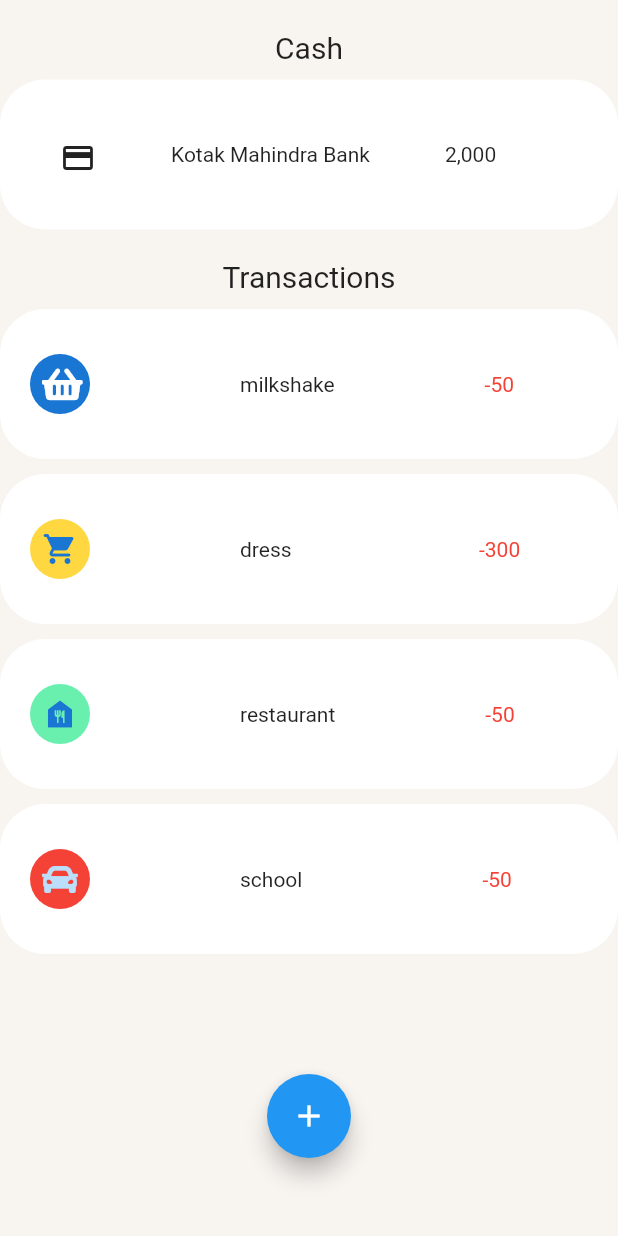
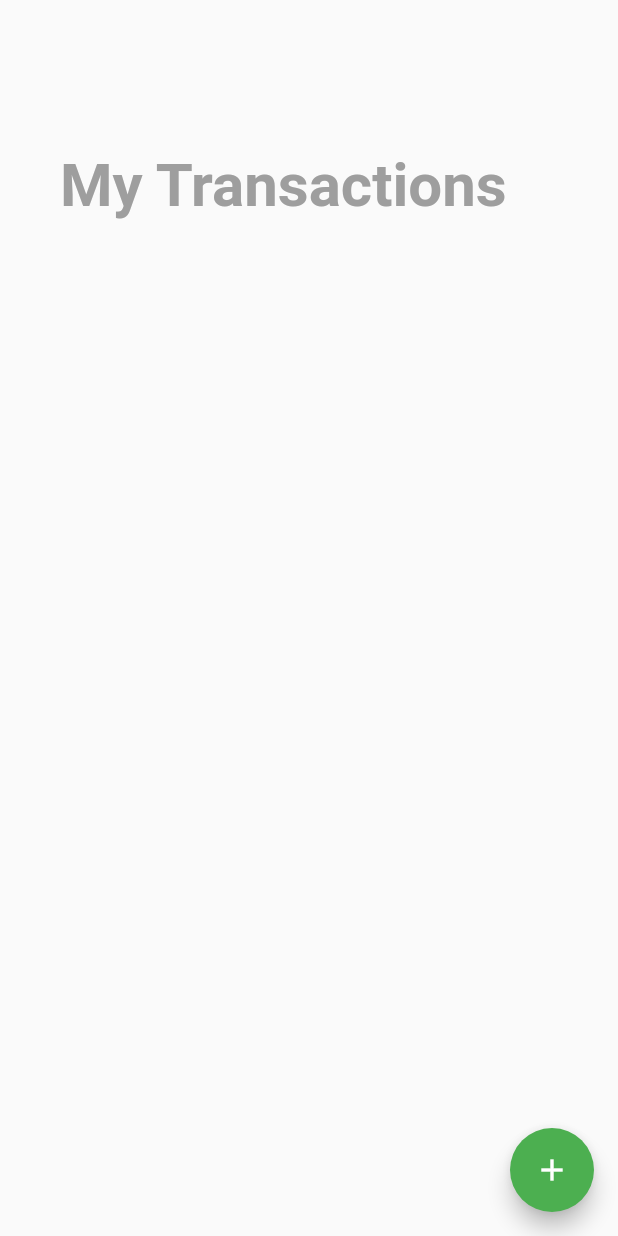
Before and after one commit to abhinavuppu7/cashflow, a Flutter app: the screen it shows after launch, on a phone screen of 412 x 824 dp. Run offline on Flutter 3.47's test engine with Material 2 defaults, Android fonts, the phone set to English and light mode, and no system bars; our stand-ins replace sqflite; accounts and stored records are empty.

```diff
--- a/lib/Homescreen.dart
+++ /dev/null
@@ -1,212 +0,0 @@
-import 'package:flutter/material.dart';
-import 'package:flutter/cupertino.dart';
-import 'package:font_awesome_flutter/font_awesome_flutter.dart';
-class Homescreen extends StatelessWidget {
-  @override
-  Widget build(BuildContext context) {
-    return Scaffold(
-      backgroundColor:Color(0xFFf8f5f1),
-    body: Container(
-     margin: EdgeInsets.only(top: 20),
-    child: Column(
-
-
-
-      children: <Widget>[
-        Text('Cash',
-          style: TextStyle(
-            fontSize: 20,
-
-          ),
-
-        ),
-       SizedBox(height: 10,),
-        Container(
-          height: 100,
-          decoration: BoxDecoration(
-            borderRadius: BorderRadius.circular(30),
-            color:Colors.white,
-
-          ),
-
-          child:Padding(
-
-            padding: const EdgeInsets.all(40.0),
-            child: Row(
-
-
-              children: <Widget>[
-                Icon(Icons.credit_card_outlined
-                ),
-                SizedBox(width:50),
-                Text('Kotak Mahindra Bank'),
-                SizedBox(width:50),
-
-                Text('2,000')
-              ],
-            ),
-          ),
-
-        ),
-        SizedBox(height: 20,),
-        Text('Transactions',
-          style: TextStyle(
-            fontSize: 20,
-
-          ),
-
-        ),
-        //transctions
-        SizedBox(height: 10,),
-        Container(
-          height: 100,
-           decoration: BoxDecoration(
-             borderRadius: BorderRadius.circular(30),
-             color: Colors.white,
-           ),
-          child: Padding(
-            padding: const EdgeInsets.all(20.0),
-            child: Row(
-
-              children: <Widget>[
-               CircleAvatar(
-                   child: Icon(FontAwesomeIcons.shoppingBasket)),
-                SizedBox(width:100),
-                   Text('milkshake',
-
-                   style:TextStyle(
-
-                   ),),
-                SizedBox(width:100),
-                   Text('-50',style: TextStyle(
-                     color: Colors.red,
-                   ),)
-
-
-
-
-              ],
-
-
-            ),
-          ),
-
-        ),
-        SizedBox(height: 10,),
-        Container(
-          height: 100,
-          decoration: BoxDecoration(
-            borderRadius: BorderRadius.circular(30),
-            color: Colors.white,
-          ),
-          child: Padding(
-            padding: const EdgeInsets.all(20.0),
-            child: Row(
-
-              children: <Widget>[
-                CircleAvatar(backgroundColor: Colors.amberAccent,
-                    child: Icon(Icons.shopping_cart_rounded)),
-                SizedBox(width:100),
-                Text('dress',
-
-                  style:TextStyle(
-
-                  ),),
-                SizedBox(width:125),
-                Text('-300',style: TextStyle(
-                  color: Colors.red,
-                ),)
-
-
-
-
-              ],
-
-
-            ),
-          ),
-
-        ),
-        SizedBox(height: 10,),
-        Container(
-          height: 100,
-          decoration: BoxDecoration(
-            borderRadius: BorderRadius.circular(30),
-            color: Colors.white,
-          ),
-          child: Padding(
-            padding: const EdgeInsets.all(20.0),
-            child: Row(
-
-              children: <Widget>[
-                CircleAvatar(backgroundColor: Colors.greenAccent,
-                    child: Icon(Icons.food_bank_sharp)),
-                SizedBox(width:100),
-                Text('restaurant',
-
-                  style:TextStyle(
-
-                  ),),
-                SizedBox(width:100),
-                Text('-50',style: TextStyle(
-                  color: Colors.red,
-                ),)
-
-
-
-
-              ],
-
-
-            ),
-          ),
-
-        ),
-        SizedBox(height: 10,),
-        Container(
-          height: 100,
-          decoration: BoxDecoration(
-            borderRadius: BorderRadius.circular(30),
-            color: Colors.white,
-          ),
-          child: Padding(
-            padding: const EdgeInsets.all(20.0),
-            child: Row(
-
-              children: <Widget>[
-                CircleAvatar(backgroundColor: Colors.red,
-                    child: Icon(FontAwesomeIcons.car
-                    )),
-                SizedBox(width:100),
-                Text('school',
-
-                  style:TextStyle(
-
-                  ),),
-                SizedBox(width:120),
-                Text('-50',style: TextStyle(
-                  color: Colors.red,
-                ),)
-
-
-
-
-              ],
-
-
-            ),
-          ),
-
-        ),
-    SizedBox(height:80),
-    FloatingActionButton(
-     child: Icon(Icons.add),
-
-    ),
-      ],
-    ),
-
-    ),
-    );
-  }
-}
--- /dev/null
+++ b/lib/datamodels/tranasactionmodel.dart
@@ -0,0 +1,42 @@
+
+
+
+class Transactions{
+  static  String table="transactions";
+  int id;
+
+  String transactiontype;
+
+  int amount;
+
+  Transactions ({this.amount,this.transactiontype});
+ Transactions.WithID({this.id,this.amount,this.transactiontype});
+
+ factory Transactions.fromMap(Map<String,dynamic>map){
+   return Transactions.WithID(
+     id: map['id'],
+     transactiontype: map['transactiontype'],
+     amount: map['amount'],
+   );
+
+  }
+
+//   Transactions.fromMap(Map<String,dynamic>map){
+//    id=map[DataBaseConnection.COLUMN_ID];
+//    amount=map[DataBaseConnection.COLUMN_AMOUNT];
+// transactiontype=map[DataBaseConnection.COLUMN_TRANSACTIONTYPE];
+//
+//   }
+  Map<String, dynamic> toMap() {
+    final map=Map<String,dynamic>();
+    if(id!=null)
+      map['id']=id;
+
+    map['transactiontype']=transactiontype;
+    map['amount']=amount;
+    return map;
+  }
+
+
+
+}
--- a/lib/main.dart
+++ b/lib/main.dart
@@ -1,5 +1,5 @@
 import 'package:flutter/material.dart';
-import 'package:cashflow/Homescreen.dart';
+import 'file:///C:/Users/ABHINAV/AndroidStudioProjects/cashflow/lib/screens/Homescreen.dart';
 void main() {
   runApp(MyApp());
 }
@@ -10,6 +10,9 @@ class MyApp extends StatelessWidget {
   Widget build(BuildContext context) {
     return MaterialApp(
      debugShowCheckedModeBanner: false,
+      theme: ThemeData(
+        primarySwatch: Colors.green,
+      ),
 
       home: Homescreen(),
     );
--- /dev/null
+++ b/lib/screens/Homescreen.dart
@@ -0,0 +1,118 @@
+
+
+import 'package:cashflow/screens/AddTransaction.dart';
+import 'package:flutter/material.dart';
+import 'package:flutter/cupertino.dart';
+
+import 'package:cashflow/helpers/database_connection.dart';
+import 'package:cashflow/datamodels/tranasactionmodel.dart';
+
+class Homescreen extends StatefulWidget {
+  @override
+  _HomescreenState createState() => _HomescreenState();
+}
+
+class _HomescreenState extends State<Homescreen> {
+  Future<List<Transactions>> _transactionList;
+@override
+  void initState() {
+    // TODO: implement initState
+    super.initState();
+    _UpdateTransactionList();
+
+  }
+  _UpdateTransactionList()
+
+  {
+    setState(() {
+      _transactionList=DataBaseConnection.instance.getTransactions();
+
+    });
+
+
+  }
+
+  Widget _buildTransaction(Transactions transaction){
+    return Padding(
+      padding: EdgeInsets.symmetric(horizontal: 25.0),
+      child: ListTile(
+        title: Text(transaction.transactiontype),
+        trailing: Text('${transaction.amount}'),
+onTap: (){
+          Navigator.push(context,MaterialPageRoute(builder:(_)=>AddTransaction(
+            UpdateTransactionList:_UpdateTransactionList,
+              transaction:transaction,
+          )
+          ));
+},
+      ),
+    );
+  }
+
+  @override
+
+  Widget build(BuildContext context) {
+    return Scaffold(
+      floatingActionButton: FloatingActionButton(
+        backgroundColor: Theme.of(context).primaryColor,
+        child: Icon(
+          Icons.add,
+
+        ),
+      onPressed: () {
+          Navigator.push(context, MaterialPageRoute(builder:(context){
+            return AddTransaction(
+              UpdateTransactionList: _UpdateTransactionList,
+
+            );
+          }));
+
+      }
+      ),
+      body: FutureBuilder(
+        future: _transactionList,
+        builder: (context,snapshot) {
+          if(!snapshot.hasData)
+            {
+              return Center(
+                child: CircularProgressIndicator(),
+              );
+            }
+          return ListView.builder(
+
+
+              padding: EdgeInsets.symmetric(vertical: 80.0),
+              itemCount: 1+snapshot.data.length,
+              itemBuilder: (BuildContext context, int index) {
+                if (index == 0) {
+                  return Padding(
+                    padding: EdgeInsets.symmetric(
+                        horizontal: 40, vertical: 20.0),
+                    child: Column(
+                      crossAxisAlignment: CrossAxisAlignment.start,
+                      children: <Widget>[
+                        Text('My Transactions',
+                          style: TextStyle(
+                            color: Colors.grey,
+                            fontSize: 40.0,
+                            fontWeight: FontWeight.bold,
+
+
+                          ),),
+
+                      ],
+                    ),
+                  );
+                }
+                return _buildTransaction(snapshot.data[index-1]);
+              });
+
+        },
+      ),
+
+
+
+
+    );
+  }
+}
--- a/pubspec.yaml
+++ b/pubspec.yaml
@@ -23,6 +23,11 @@ environment:
 dependencies:
   flutter:
     sdk: flutter
+  sqflite: ^2.0.0+3
+  intl: ^0.17.0
+  path_provider: ^2.0.1
+  path: ^1.8.0
+
 
 
 
@@ -35,6 +40,7 @@ dependencies:
 dev_dependencies:
   flutter_test:
     sdk: flutter
+
 
 
 # For information on the generic Dart part of this file, see the
```
Also changed, not shown: lib/helpers/database_connection.dart (added, +77 -0 lines), lib/screens/AddTransaction.dart (added, +177 -0 lines), pubspec.lock.
